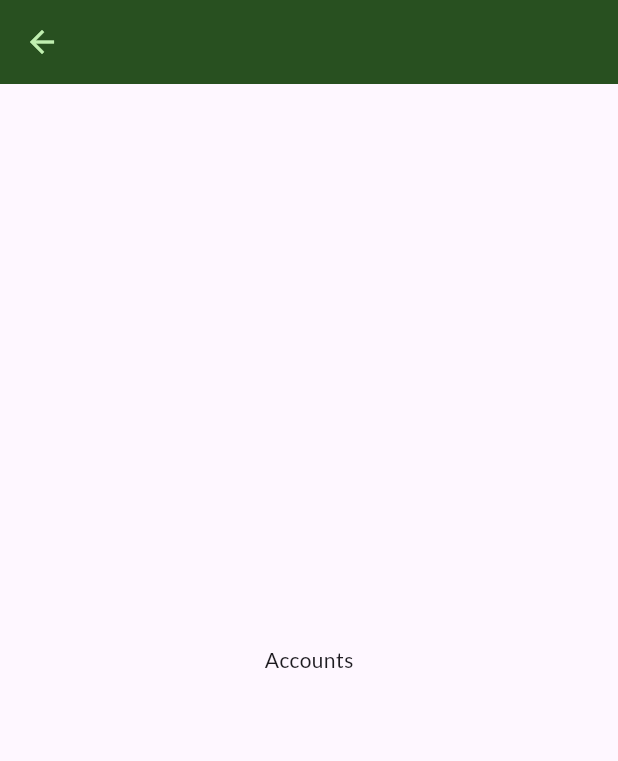
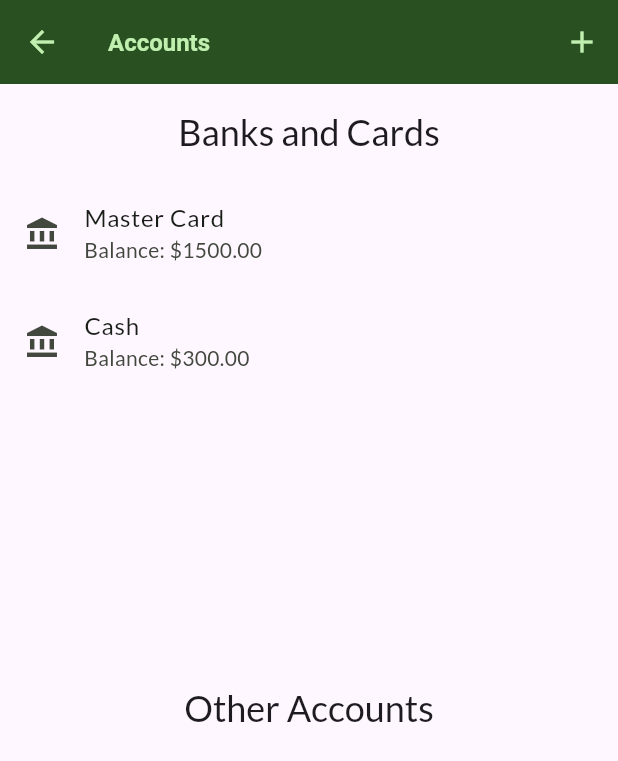
Before and after one commit to jlogicsoftware/prudent, a Flutter app: the AccountScreen screen opened by its route, on a phone screen of 412 x 824 dp. Shown: the top 761 px of the screen. Run offline on Flutter 3.47's test engine with Material 3 defaults, Android fonts, the phone set to English and light mode, and no system bars; our stand-ins replace flutter_riverpod, google_fonts.

Commit message:
started account

```diff
--- /dev/null
+++ b/lib/account/account.dart
@@ -0,0 +1,33 @@
+import 'package:uuid/uuid.dart';
+
+enum AccountType { cash, card, checking, savings }
+
+class Account {
+  final String id;
+  final String name;
+  final AccountType type;
+  final double balance;
+  final String currency;
+  final bool isDefault;
+  final bool isActive;
+  final bool includeInTotal;
+  final bool includeInOverview;
+  final String? description;
+
+  Account({
+    required this.name,
+    required this.type,
+    required this.balance,
+    required this.currency,
+  }) : id = Uuid().v4(),
+       isDefault = false,
+       isActive = true,
+       includeInTotal = true,
+       includeInOverview = true,
+       description = null;
+
+  @override
+  String toString() {
+    return 'Account(id: $id, name: $name, balance: $balance, currency: $currency)';
+  }
+}
--- /dev/null
+++ b/lib/account/account_list.dart
@@ -0,0 +1,95 @@
+import 'package:flutter/material.dart';
+import 'package:flutter_riverpod/flutter_riverpod.dart';
+import 'package:prudent/account/account.dart';
+
+import 'account_provider.dart';
+
+class AccountList extends ConsumerWidget {
+  const AccountList({super.key});
+
+  @override
+  Widget build(BuildContext context, WidgetRef ref) {
+    final accounts = ref.watch(accountProvider);
+
+    final cardsAccounts =
+        accounts
+            .where(
+              (account) =>
+                  account.type == AccountType.card ||
+                  account.type == AccountType.cash,
+            )
+            .toList();
+
+    return Column(
+      children: [
+        Padding(
+          padding: const EdgeInsets.all(16.0),
+          child: Text(
+            'Banks and Cards',
+            style: Theme.of(context).textTheme.headlineSmall,
+          ),
+        ),
+        // List of accounts
+        Expanded(
+          child: ListView.builder(
+            itemCount: cardsAccounts.length,
+            itemBuilder: (context, index) {
+              final account = cardsAccounts[index];
+              return ListTile(
+                leading: Icon(Icons.account_balance),
+                contentPadding: const EdgeInsets.symmetric(horizontal: 16.0),
+                shape: RoundedRectangleBorder(
+                  borderRadius: BorderRadius.circular(10),
+                ),
+                title: Text(account.name),
+                subtitle: Text(
+                  'Balance: \$${account.balance.toStringAsFixed(2)}',
+                ),
+                onTap: () {
+                  // Handle account tap
+                },
+              );
+            },
+          ),
+        ),
+        Padding(
+          padding: const EdgeInsets.all(16.0),
+          child: Text(
+            'Other Accounts',
+            style: Theme.of(context).textTheme.headlineSmall,
+          ),
+        ),
+        // List of other accounts
+        Expanded(
+          child: ListView.builder(
+            itemCount: accounts.length - cardsAccounts.length,
+            itemBuilder: (context, index) {
+              final account =
+                  accounts
+                      .where(
+                        (account) =>
+                            account.type != AccountType.card &&
+                            account.type != AccountType.cash,
+                      )
+                      .toList()[index];
+              return ListTile(
+                leading: Icon(Icons.account_balance_wallet),
+                contentPadding: const EdgeInsets.symmetric(horizontal: 16.0),
+                shape: RoundedRectangleBorder(
+                  borderRadius: BorderRadius.circular(10),
+                ),
+                title: Text(account.name),
+                subtitle: Text(
+                  'Balance: \$${account.balance.toStringAsFixed(2)}',
+                ),
+                onTap: () {
+                  // Handle account tap
+                },
+              );
+            },
+          ),
+        ),
+      ],
+    );
+  }
+}
--- a/lib/account/account_screen.dart
+++ b/lib/account/account_screen.dart
@@ -1,5 +1,11 @@
 import 'package:flutter/material.dart';
 import 'package:flutter_riverpod/flutter_riverpod.dart';
+import 'package:prudent/account/account_list.dart';
+import 'package:prudent/account/account_new.dart';
+import 'package:prudent/account/account_provider.dart';
+import 'package:prudent/widgets/popup/popup.dart';
+
+import 'account.dart';
 
 class AccountScreen extends ConsumerStatefulWidget {
   const AccountScreen({super.key});
@@ -11,8 +17,34 @@ class AccountScreen extends ConsumerStatefulWidget {
 }
 
 class _AccountScreenState extends ConsumerState<AccountScreen> {
+  late final List<Account> accounts = ref.watch(accountProvider);
+
   @override
   Widget build(BuildContext context) {
-    return Scaffold(appBar: AppBar(), body: Center(child: Text('Accounts')));
+    return Scaffold(
+      appBar: AppBar(
+        title: const Text('Accounts'),
+        actions: [
+          Popup(
+            popupLeading: const Icon(Icons.add),
+            popupBody: AccountNew(
+              onAddAccount:
+                  (account) =>
+                      ref.read(accountProvider.notifier).addAccount(account),
+            ),
+          ),
+        ],
+      ),
+      body: Column(
+        children: [
+          Expanded(
+            child:
+                accounts.isEmpty
+                    ? const Center(child: Text('No accounts added yet.'))
+                    : AccountList(),
+          ),
+        ],
+      ),
+    );
   }
 }
--- a/lib/navigation/navigation_mobile.dart
+++ b/lib/navigation/navigation_mobile.dart
@@ -1,5 +1,6 @@
 import 'package:flutter/material.dart';
-import 'package:prudent/navigation/navigation_list.dart';
+
+import 'navigation_list.dart';
 
 class NavigationMobile extends StatefulWidget {
   const NavigationMobile({super.key});
--- a/lib/screens/overview.dart
+++ b/lib/screens/overview.dart
@@ -9,14 +9,14 @@ class OverviewScreen extends StatelessWidget {
   Widget build(BuildContext context) {
     return Scaffold(
       appBar: AppBar(
-        // title: Text(titles[currentPageIndex]),
+        title: Text('Prudent'),
         actions: [
           IconButton(
             icon: const Icon(Icons.pie_chart_outline),
             onPressed: () => Navigator.pushNamed(context, ChartScreen.routName),
           ),
           IconButton(
-            icon: const Icon(Icons.dashboard_customize),
+            icon: const Icon(Icons.list),
             onPressed:
                 () => Navigator.pushNamed(context, AccountScreen.routeName),
           ),
```
Also changed, not shown: lib/account/account_new.dart (added, +118 -0 lines), lib/account/account_provider.dart (added, +54 -0 lines), lib/navigation/navigation_list.dart (+14 -2 lines), lib/screens/analytics.dart (added, +28 -0 lines), lib/screens/settings.dart (+8 -4 lines).
